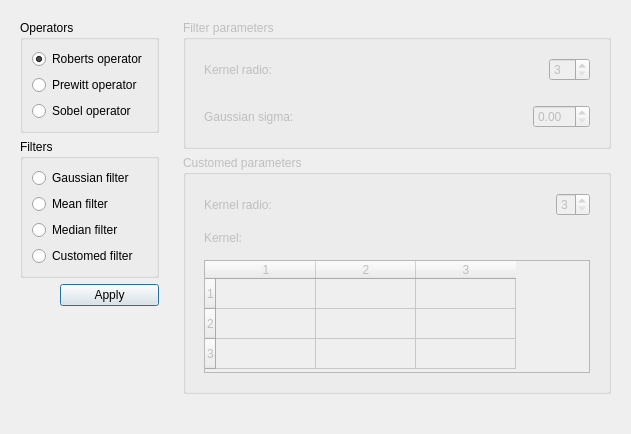
The window that src/FilterDialog.ui (Ovilia/PIP) describes before a commit, drawn with Qt 5.
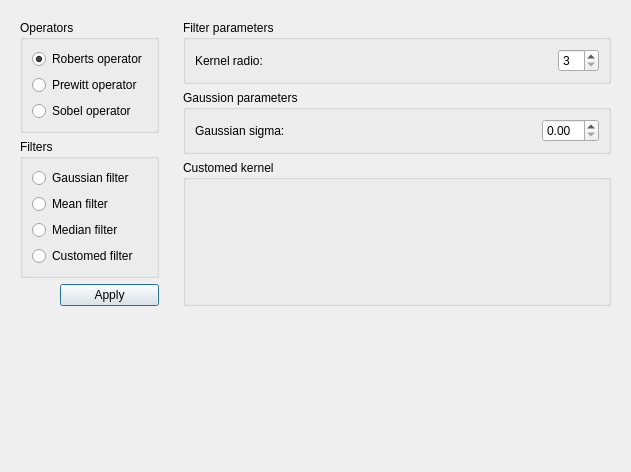
The same window after the commit.

What changed in the file:
```diff
--- a/src/FilterDialog.ui
+++ b/src/FilterDialog.ui
@@ -7,7 +7,7 @@
     <x>0</x>
     <y>0</y>
     <width>631</width>
-    <height>434</height>
+    <height>472</height>
    </rect>
   </property>
   <property name="sizePolicy">
@@ -174,7 +174,7 @@
       <item>
        <widget class="QGroupBox" name="filterParaGroup">
         <property name="enabled">
-         <bool>false</bool>
+         <bool>true</bool>
         </property>
         <property name="sizePolicy">
          <sizepolicy hsizetype="Preferred" vsizetype="Preferred">
@@ -189,6 +189,9 @@
          <item>
           <widget class="QWidget" name="radioWidget" native="true">
            <layout class="QHBoxLayout" name="horizontalLayout_3">
+            <property name="margin">
+             <number>0</number>
+            </property>
             <item>
              <widget class="QLabel" name="label">
               <property name="text">
@@ -231,9 +234,24 @@
            </layout>
           </widget>
          </item>
+        </layout>
+       </widget>
+      </item>
+      <item>
+       <widget class="QGroupBox" name="gaussianParaGroup">
+        <property name="enabled">
+         <bool>true</bool>
+        </property>
+        <property name="title">
+         <string>Gaussion parameters</string>
+        </property>
+        <layout class="QVBoxLayout" name="verticalLayout_8">
          <item>
           <widget class="QWidget" name="gaussWidget" native="true">
            <layout class="QHBoxLayout" name="horizontalLayout_4">
+            <property name="margin">
+             <number>0</number>
+            </property>
             <item>
              <widget class="QLabel" name="label_2">
               <property name="text">
@@ -255,7 +273,11 @@
              </spacer>
             </item>
             <item>
-             <widget class="QDoubleSpinBox" name="doubleSpinBox"/>
+             <widget class="QDoubleSpinBox" name="doubleSpinBox">
+              <property name="singleStep">
+               <double>0.050000000000000</double>
+              </property>
+             </widget>
             </item>
            </layout>
           </widget>
@@ -266,100 +288,26 @@
       <item>
        <widget class="QGroupBox" name="customedParaGroup">
         <property name="enabled">
-         <bool>false</bool>
+         <bool>true</bool>
+        </property>
+        <property name="sizePolicy">
+         <sizepolicy hsizetype="Preferred" vsizetype="Expanding">
+          <horstretch>0</horstretch>
+          <verstretch>0</verstretch>
+         </sizepolicy>
         </property>
         <property name="title">
-         <string>Customed parameters</string>
+         <string>Customed kernel</string>
         </property>
         <layout class="QVBoxLayout" name="verticalLayout_6">
          <item>
-          <widget class="QWidget" name="widget" native="true">
-           <layout class="QHBoxLayout" name="horizontalLayout_5">
+          <widget class="QWidget" name="kernelWidget" native="true">
+           <layout class="QVBoxLayout" name="verticalLayout_7">
+            <property name="margin">
+             <number>0</number>
+            </property>
             <item>
-             <widget class="QLabel" name="label_3">
-              <property name="text">
-               <string>Kernel radio:</string>
-              </property>
-             </widget>
-            </item>
-            <item>
-             <spacer name="horizontalSpacer_5">
-              <property name="orientation">
-               <enum>Qt::Horizontal</enum>
-              </property>
-              <property name="sizeHint" stdset="0">
-               <size>
-                <width>40</width>
-                <height>20</height>
-               </size>
-              </property>
-             </spacer>
-            </item>
-            <item>
-             <widget class="QSpinBox" name="customedRadioSpin">
-              <property name="minimum">
-               <number>3</number>
-              </property>
-              <property name="maximum">
-               <number>9</number>
-              </property>
-              <property name="singleStep">
-               <number>2</number>
-              </property>
-             </widget>
-            </item>
-           </layout>
-          </widget>
-         </item>
-         <item>
-          <widget class="QLabel" name="label_4">
-           <property name="text">
-            <string>Kernel:</string>
-           </property>
-           <property name="margin">
-            <number>0</number>
-           </property>
-           <property name="indent">
-            <number>9</number>
-           </property>
-          </widget>
-         </item>
-         <item>
-          <widget class="QWidget" name="widget_2" native="true">
-           <property name="sizePolicy">
-            <sizepolicy hsizetype="Preferred" vsizetype="Preferred">
-             <horstretch>0</horstretch>
-             <verstretch>0</verstretch>
-            </sizepolicy>
-           </property>
-           <layout class="QGridLayout" name="gridLayout">
-            <item row="0" column="0">
-             <widget class="QTableWidget" name="tableWidget">
-              <property name="verticalScrollBarPolicy">
-               <enum>Qt::ScrollBarAsNeeded</enum>
-              </property>
-              <property name="horizontalScrollBarPolicy">
-               <enum>Qt::ScrollBarAsNeeded</enum>
-              </property>
-              <property name="autoScroll">
-               <bool>true</bool>
-              </property>
-              <property name="showGrid">
-               <bool>true</bool>
-              </property>
-              <property name="rowCount">
-               <number>3</number>
-              </property>
-              <property name="columnCount">
-               <number>3</number>
-              </property>
-              <row/>
-              <row/>
-              <row/>
-              <column/>
-              <column/>
-              <column/>
-             </widget>
+             <layout class="QGridLayout" name="gridLayout"/>
             </item>
            </layout>
           </widget>
@@ -387,8 +335,8 @@
         </property>
         <property name="sizeHint" stdset="0">
          <size>
-          <width>429</width>
-          <height>20</height>
+          <width>40</width>
+          <height>0</height>
          </size>
         </property>
        </spacer>
```
